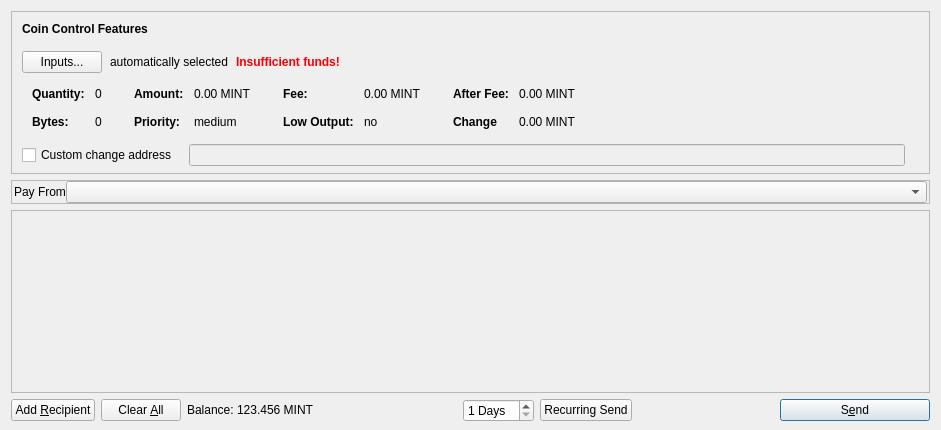
The window that src/qt/forms/sendcoinsdialog.ui (MintcoinCommunity/Mintcoin-Desktop-Wallet) describes before a commit, drawn with Qt 5.
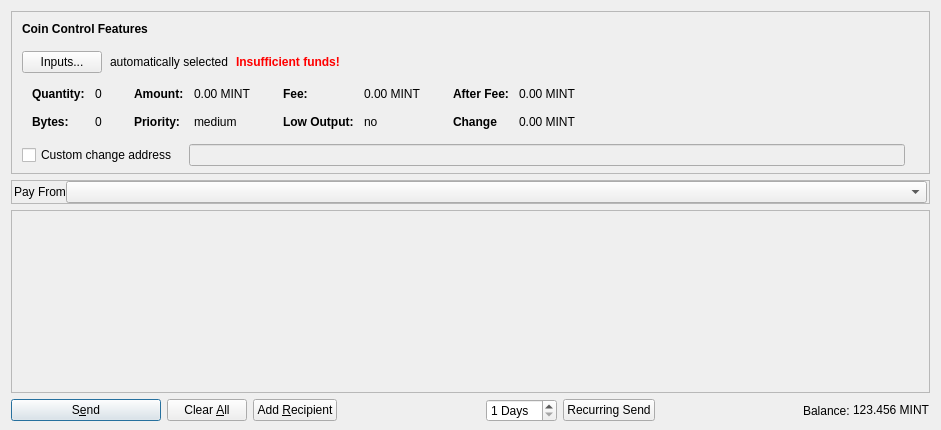
The same window after the commit. Icons and pictures are not drawn. Custom widgets are drawn as their Qt base class.

Commit message:
qt: minor receive tab improvements (reworked)
[Qt] minor receive tab improvements

qt: Fix tab order in send and receive tab

BTC Commits
79fb0557cf3b72cac6c7db2b5389a48ac8ab4e22
69d03bc6e2c97d19b4e23a36205db3fe72bb7c8a

```diff
--- a/src/qt/forms/sendcoinsdialog.ui
+++ b/src/qt/forms/sendcoinsdialog.ui
@@ -711,19 +711,25 @@
    <item>
     <layout class="QHBoxLayout" name="horizontalLayout">
      <item>
-      <widget class="QPushButton" name="addButton">
+      <widget class="QPushButton" name="sendButton">
+       <property name="minimumSize">
+        <size>
+         <width>150</width>
+         <height>0</height>
+        </size>
+       </property>
        <property name="toolTip">
         <string>Send to multiple recipients at once</string>
        </property>
        <property name="text">
-        <string>Add &amp;Recipient</string>
+        <string>S&amp;end</string>
        </property>
        <property name="icon">
         <iconset resource="../bitcoin.qrc">
          <normaloff>:/icons/add</normaloff>:/icons/add</iconset>
        </property>
-       <property name="autoDefault">
-        <bool>false</bool>
+       <property name="default">
+        <bool>true</bool>
        </property>
       </widget>
      </item>
@@ -753,6 +759,70 @@
        </property>
       </widget>
      </item>
+     <item>
+      <widget class="QPushButton" name="addButton">
+       <property name="toolTip">
+        <string>Send to multiple recipients at once</string>
+       </property>
+       <property name="text">
+        <string>Add &amp;Recipient</string>
+       </property>
+       <property name="icon">
+        <iconset resource="../bitcoin.qrc">
+         <normaloff>:/icons/add</normaloff>:/icons/add</iconset>
+       </property>
+       <property name="autoDefault">
+        <bool>false</bool>
+       </property>
+      </widget>
+     </item>
+     <item>
+      <spacer name="horizontalSpacer">
+       <property name="orientation">
+        <enum>Qt::Horizontal</enum>
+       </property>
+       <property name="sizeHint" stdset="0">
+        <size>
+         <width>40</width>
+         <height>20</height>
+        </size>
+       </property>
+      </spacer>
+     </item>
+     <item>
+      <widget class="QSpinBox" name="recurringDays">
+       <property name="suffix">
+        <string> Days</string>
+       </property>
+       <property name="minimum">
+        <number>1</number>
+       </property>
+      </widget>
+     </item>
+     <item>
+      <widget class="QPushButton" name="sendRecurring">
+       <property name="text">
+        <string>Recurring Send</string>
+       </property>
+       <property name="icon">
+        <iconset resource="../bitcoin.qrc">
+         <normaloff>:/icons/send</normaloff>:/icons/send</iconset>
+       </property>
+      </widget>
+     </item>
+     <item>
+      <spacer name="horizontalSpacer_2">
+       <property name="orientation">
+        <enum>Qt::Horizontal</enum>
+       </property>
+       <property name="sizeHint" stdset="0">
+        <size>
+         <width>40</width>
+         <height>20</height>
+        </size>
+       </property>
+      </spacer>
+     </item>
      <item>
       <layout class="QHBoxLayout" name="horizontalLayout_2">
        <property name="spacing">
@@ -760,12 +830,6 @@
        </property>
        <item>
         <widget class="QLabel" name="label">
-         <property name="sizePolicy">
-          <sizepolicy hsizetype="Preferred" vsizetype="Fixed">
-           <horstretch>0</horstretch>
-           <verstretch>0</verstretch>
-          </sizepolicy>
-         </property>
          <property name="text">
           <string>Balance:</string>
          </property>
@@ -773,12 +837,6 @@
        </item>
        <item>
         <widget class="QLabel" name="labelBalance">
-         <property name="sizePolicy">
-          <sizepolicy hsizetype="Preferred" vsizetype="Fixed">
-           <horstretch>0</horstretch>
-           <verstretch>0</verstretch>
-          </sizepolicy>
-         </property>
          <property name="cursor">
           <cursorShape>IBeamCursor</cursorShape>
          </property>
@@ -792,76 +850,6 @@
        </item>
       </layout>
      </item>
-     <item>
-      <spacer name="horizontalSpacer">
-       <property name="orientation">
-        <enum>Qt::Horizontal</enum>
-       </property>
-       <property name="sizeHint" stdset="0">
-        <size>
-         <width>40</width>
-         <height>20</height>
-        </size>
-       </property>
-      </spacer>
-     </item>
-     <item>
-      <widget class="QSpinBox" name="recurringDays">
-       <property name="suffix">
-        <string> Days</string>
-       </property>
-       <property name="minimum">
-        <number>1</number>
-       </property>
-      </widget>
-     </item>
-     <item>
-      <widget class="QPushButton" name="sendRecurring">
-       <property name="text">
-        <string>Recurring Send</string>
-       </property>
-       <property name="icon">
-        <iconset resource="../bitcoin.qrc">
-         <normaloff>:/icons/send</normaloff>:/icons/send</iconset>
-       </property>
-      </widget>
-     </item>
-     <item>
-      <spacer name="horizontalSpacer_2">
-       <property name="orientation">
-        <enum>Qt::Horizontal</enum>
-       </property>
-       <property name="sizeHint" stdset="0">
-        <size>
-         <width>40</width>
-         <height>20</height>
-        </size>
-       </property>
-      </spacer>
-     </item>
-     <item>
-      <widget class="QPushButton" name="sendButton">
-       <property name="minimumSize">
-        <size>
-         <width>150</width>
-         <height>0</height>
-        </size>
-       </property>
-       <property name="toolTip">
-        <string>Confirm the send action</string>
-       </property>
-       <property name="text">
-        <string>S&amp;end</string>
-       </property>
-       <property name="icon">
-        <iconset resource="../bitcoin.qrc">
-         <normaloff>:/icons/send</normaloff>:/icons/send</iconset>
-       </property>
-       <property name="default">
-        <bool>true</bool>
-       </property>
-      </widget>
-     </item>
     </layout>
    </item>
   </layout>
```
Left out of the diff: 6 changed lines with no effect on the pictures. The commit also changes 6 other files.
